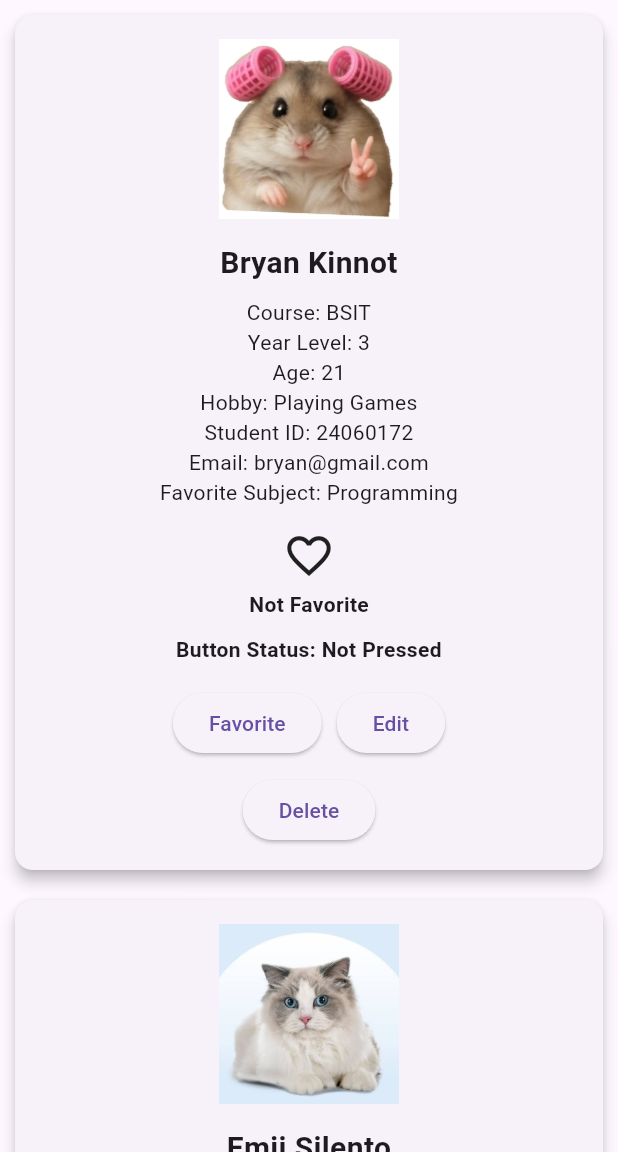
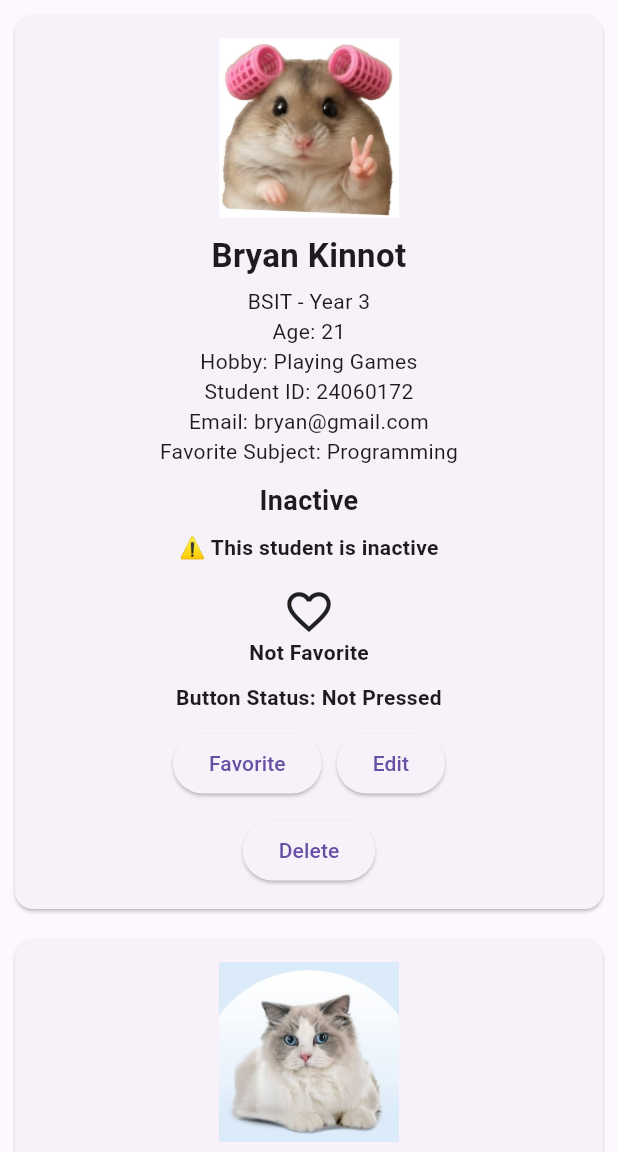
Before and after one commit to yashipikapa/IT314AB_KONG, a Flutter app: the screen it shows after launch, on a phone screen of 412 x 824 dp, the part 84-1236 px from its top. Run offline on Flutter 3.47's test engine with Material 3 defaults, Android fonts, the light colour scheme and no system bars.

Commit message:
feat:submit activity 6: feature/conditional-ui

```diff
--- a/my_first_flutter_app/lib/main.dart
+++ b/my_first_flutter_app/lib/main.dart
@@ -15,6 +15,7 @@ List<Map<String, dynamic>> students = [
     "studentID": "24060152",
     "email": "julia@gmail.com",
     "favoriteSubject": "Recess",
+    "active": true,
   },
   {
     "name": "Emji Silento",
@@ -26,6 +27,7 @@ List<Map<String, dynamic>> students = [
     "studentID": "24060169",
     "email": "emji@gmail.com",
     "favoriteSubject": "Programming",
+    "active": false,
   },
   {
     "name": "Leachim Dela Cerna",
@@ -37,6 +39,7 @@ List<Map<String, dynamic>> students = [
     "studentID": "24060130",
     "email": "leachim@gmail.com",
     "favoriteSubject": "Database Management",
+    "active": true,
   },
   {
     "name": "Karryle Racaza",
@@ -48,6 +51,7 @@ List<Map<String, dynamic>> students = [
     "studentID": "24060165",
     "email": "karryle@gmail.com",
     "favoriteSubject": "Web Development",
+    "active": false,
   },
   {
     "name": "Mav Sumalangitka",
@@ -59,6 +63,7 @@ List<Map<String, dynamic>> students = [
     "studentID": "24060168",
     "email": "mav@gmail.com",
     "favoriteSubject": "Networking",
+    "active": true,
   },
   {
     "name": "Bryan Kinnot",
@@ -70,6 +75,83 @@ List<Map<String, dynamic>> students = [
     "studentID": "24060172",
     "email": "bryan@gmail.com",
     "favoriteSubject": "Programming",
+    "active": false,
+  },
+];
+
+// FLAG 6: ORIGINAL STUDENT DATA FOR RESTORING
+final List<Map<String, dynamic>> originalStudents = [
+  {
+    "name": "Julia Yashika Kong",
+    "image": "assets/cutie.jpg",
+    "course": "BSIT",
+    "yearLevel": 3,
+    "age": 20,
+    "hobby": "Eating",
+    "studentID": "24060152",
+    "email": "julia@gmail.com",
+    "favoriteSubject": "Recess",
+    "active": true,
+  },
+  {
+    "name": "Emji Silento",
+    "image": "assets/meow.png",
+    "course": "BSIT",
+    "yearLevel": 3,
+    "age": 22,
+    "hobby": "Drinking Alcohol",
+    "studentID": "24060169",
+    "email": "emji@gmail.com",
+    "favoriteSubject": "Programming",
+    "active": false,
+  },
+  {
+    "name": "Leachim Dela Cerna",
+    "image": "assets/pretty.png",
+    "course": "BSIT",
+    "yearLevel": 3,
+    "age": 21,
+    "hobby": "Dancing",
+    "studentID": "24060130",
+    "email": "leachim@gmail.com",
+    "favoriteSubject": "Database Management",
+    "active": true,
+  },
+  {
+    "name": "Karryle Racaza",
+    "image": "assets/ha.jpg",
+    "course": "BSIT",
+    "yearLevel": 3,
+    "age": 21,
+    "hobby": "Dancing",
+    "studentID": "24060165",
+    "email": "karryle@gmail.com",
+    "favoriteSubject": "Web Development",
+    "active": false,
+  },
+  {
+    "name": "Mav Sumalangitka",
+    "image": "assets/sexy.jpg",
+    "course": "BSIT",
+    "yearLevel": 3,
+    "age": 21,
+    "hobby": "Dancing & Singing",
+    "studentID": "24060168",
+    "email": "mav@gmail.com",
+    "favoriteSubject": "Networking",
+    "active": true,
+  },
+  {
+    "name": "Bryan Kinnot",
+    "image": "assets/mice.jpg",
+    "course": "BSIT",
+    "yearLevel": 3,
+    "age": 21,
+    "hobby": "Playing Games",
+    "studentID": "24060172",
+    "email": "bryan@gmail.com",
+    "favoriteSubject": "Programming",
+    "active": false,
   },
 ];
 
@@ -103,9 +185,14 @@ class _StudentPageState extends State<StudentPage> {
   List<bool> buttonPressed = [];
   List<bool> favoriteStudents = [];
 
+  // FLAG 4: LOADING STATE
+  bool isLoading = true;
+
   @override
   void initState() {
     super.initState();
+
+    sortStudents();
 
     buttonPressed = List<bool>.filled(
       students.length,
@@ -115,6 +202,44 @@ class _StudentPageState extends State<StudentPage> {
     favoriteStudents = List<bool>.filled(
       students.length,
       false,
+    );
+
+    Future.delayed(const Duration(seconds: 2), () {
+      if (mounted) {
+        setState(() {
+          isLoading = false;
+        });
+      }
+    });
+  }
+
+  // FLAG 6: RESTORE STUDENTS
+  void restoreStudents() {
+    setState(() {
+      students = List<Map<String, dynamic>>.from(
+        originalStudents.map(
+          (student) => Map<String, dynamic>.from(student),
+        ),
+      );
+
+      buttonPressed = List<bool>.filled(
+        students.length,
+        false,
+      );
+
+      favoriteStudents = List<bool>.filled(
+        students.length,
+        false,
+      );
+    });
+
+    sortStudents();
+
+    ScaffoldMessenger.of(context).showSnackBar(
+      const SnackBar(
+        content: Text("Students restored!"),
+        duration: Duration(seconds: 2),
+      ),
     );
   }
 
@@ -128,27 +253,75 @@ class _StudentPageState extends State<StudentPage> {
         backgroundColor: Colors.pink,
         foregroundColor: Colors.white,
       ),
-      body: students.isEmpty
+
+      // FLAG 6: ALL STATES WORK TOGETHER
+      body: isLoading
+
+          // STATE 1: LOADING
           ? const Center(
               child: Column(
                 mainAxisAlignment: MainAxisAlignment.center,
                 children: [
-                  Icon(
-                    Icons.people_outline,
-                    size: 80,
-                    color: Colors.grey,
-                  ),
-                  SizedBox(height: 10),
+                  CircularProgressIndicator(),
+
+                  SizedBox(height: 15),
+
                   Text(
-                    "No students available",
+                    "Loading students...",
                     style: TextStyle(
-                      fontSize: 20,
+                      fontSize: 18,
                       fontWeight: FontWeight.bold,
                     ),
                   ),
                 ],
               ),
             )
+
+          // STATE 2: EMPTY
+          : students.isEmpty
+              ? Center(
+                  child: Column(
+                    mainAxisAlignment: MainAxisAlignment.center,
+                    children: [
+                      const Icon(
+                        Icons.people_outline,
+                        size: 80,
+                        color: Colors.grey,
+                      ),
+
+                      const SizedBox(height: 15),
+
+                      const Text(
+                        "No students found",
+                        style: TextStyle(
+                          fontSize: 24,
+                          fontWeight: FontWeight.bold,
+                        ),
+                      ),
+
+                      const SizedBox(height: 8),
+
+                      const Text(
+                        "There are currently no students in the directory.",
+                        textAlign: TextAlign.center,
+                        style: TextStyle(
+                          fontSize: 16,
+                          color: Colors.grey,
+                        ),
+                      ),
+
+                      const SizedBox(height: 20),
+
+                      // RESTORE BUTTON
+                      ElevatedButton(
+                        onPressed: restoreStudents,
+                        child: const Text("Restore Students"),
+                      ),
+                    ],
+                  ),
+                )
+
+              // STATE 3: STUDENTS AVAILABLE
               : ListView.builder(
                   itemCount: students.length,
                   itemBuilder: (context, index) {
@@ -160,17 +333,17 @@ class _StudentPageState extends State<StudentPage> {
                           "Student Card Tapped: ${student["name"]}",
                         );
                       },
+
                       child: Card(
                         key: ValueKey(student["studentID"]),
                         margin: const EdgeInsets.all(10),
-                    elevation: 4,
+
                         child: Padding(
-                      padding: const EdgeInsets.all(16),
+                          padding: const EdgeInsets.all(15),
+
                           child: Column(
                             mainAxisAlignment: MainAxisAlignment.center,
-                        crossAxisAlignment: CrossAxisAlignment.center,
                             children: [
-                          // STUDENT IMAGE
                               Image.asset(
                                 student["image"],
                                 width: 120,
@@ -178,28 +351,21 @@ class _StudentPageState extends State<StudentPage> {
                                 fit: BoxFit.cover,
                               ),
 
-                          const SizedBox(height: 15),
+                              const SizedBox(height: 10),
 
-                          // STUDENT NAME
                               Text(
                                 student["name"],
                                 textAlign: TextAlign.center,
                                 style: const TextStyle(
-                              fontSize: 20,
+                                  fontSize: 22,
                                   fontWeight: FontWeight.bold,
                                 ),
                               ),
 
-                          const SizedBox(height: 8),
-
-                          // STUDENT INFORMATION
-                          Text(
-                            "Course: ${student["course"]}",
-                            textAlign: TextAlign.center,
-                          ),
+                              const SizedBox(height: 5),
 
                               Text(
-                            "Year Level: ${student["yearLevel"]}",
+                                "${student["course"]} - Year ${student["yearLevel"]}",
                                 textAlign: TextAlign.center,
                               ),
 
@@ -228,9 +394,36 @@ class _StudentPageState extends State<StudentPage> {
                                 textAlign: TextAlign.center,
                               ),
 
+                              const SizedBox(height: 10),
+
+                              // ACTIVE / INACTIVE
+                              Text(
+                                student["active"]
+                                    ? "Active"
+                                    : "Inactive",
+                                textAlign: TextAlign.center,
+                                style: const TextStyle(
+                                  fontSize: 18,
+                                  fontWeight: FontWeight.bold,
+                                ),
+                              ),
+
+                              // SHOW / HIDE
+                              if (student["active"] == false)
+                                const Padding(
+                                  padding: EdgeInsets.only(top: 8),
+                                  child: Text(
+                                    "⚠ This student is inactive",
+                                    textAlign: TextAlign.center,
+                                    style: TextStyle(
+                                      fontWeight: FontWeight.bold,
+                                    ),
+                                  ),
+                                ),
+
                               const SizedBox(height: 15),
 
-                          // FAVORITE ICON
+                              // FAVORITE
                               Icon(
                                 favoriteStudents[index]
                                     ? Icons.favorite
@@ -238,9 +431,6 @@ class _StudentPageState extends State<StudentPage> {
                                 size: 35,
                               ),
 
-                          const SizedBox(height: 5),
-
-                          // FAVORITE STATUS
                               Text(
                                 favoriteStudents[index]
                                     ? "Favorite"
@@ -263,11 +453,12 @@ class _StudentPageState extends State<StudentPage> {
                                 ),
                               ),
 
-                          const SizedBox(height: 15),
+                              const SizedBox(height: 10),
 
-                          // FAVORITE AND EDIT BUTTONS
+                              // FAVORITE + EDIT
                               Row(
-                            mainAxisAlignment: MainAxisAlignment.center,
+                                mainAxisAlignment:
+                                    MainAxisAlignment.center,
                                 children: [
                                   // FAVORITE BUTTON
                                   ElevatedButton(
@@ -311,7 +502,6 @@ class _StudentPageState extends State<StudentPage> {
                                         "Edit button pressed for ${student["name"]}",
                                       );
 
-                                  // FLAG 6: EDIT TRIGGER
                                       showDialog(
                                         context: context,
                                         builder: (BuildContext context) {
@@ -332,6 +522,7 @@ class _StudentPageState extends State<StudentPage> {
                                                   "Cancel",
                                                 ),
                                               ),
+
                                               TextButton(
                                                 onPressed: () {
                                                   Navigator.of(context)
@@ -351,9 +542,8 @@ class _StudentPageState extends State<StudentPage> {
                                                     ),
                                                   );
                                                 },
-                                            child: const Text(
-                                              "Edit",
-                                            ),
+                                                child:
+                                                    const Text("Edit"),
                                               ),
                                             ],
                                           );
--- a/my_first_flutter_app/pubspec.yaml
+++ b/my_first_flutter_app/pubspec.yaml
@@ -67,6 +67,7 @@ flutter:
     - assets/mice.jpg
     - assets/sexy.jpg
     - assets/cutie.jpg
+    - assets/pretty.png
 
   # An image asset can refer to one or more resolution-specific "variants", see
   # https://flutter.dev/to/resolution-aware-images
```
Also changed, not shown: my_first_flutter_app/assets/pretty.png (added). Lines whose indentation alone changed are shown as unchanged.
